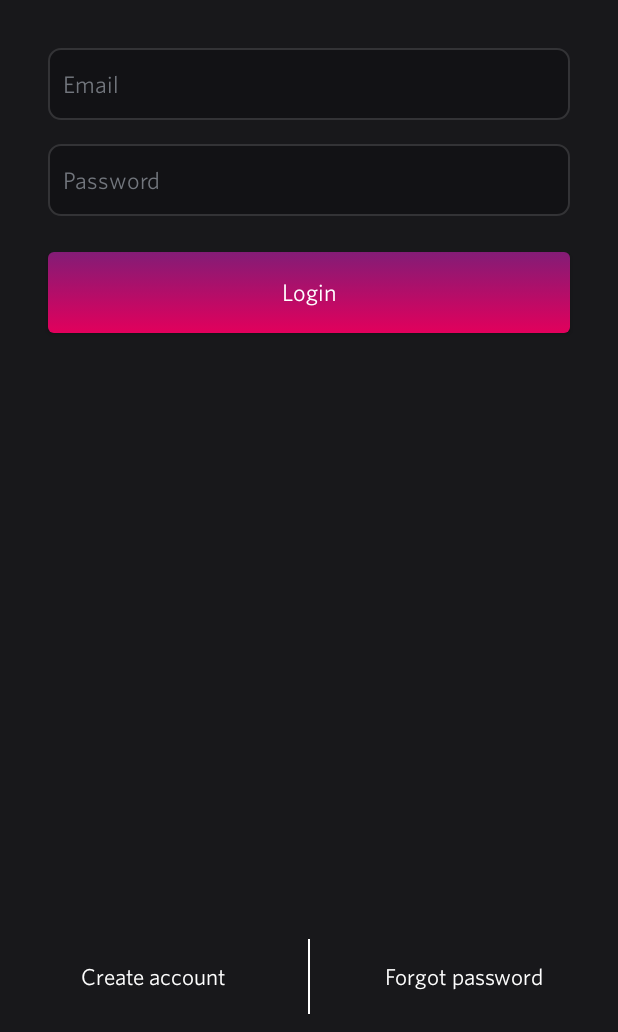
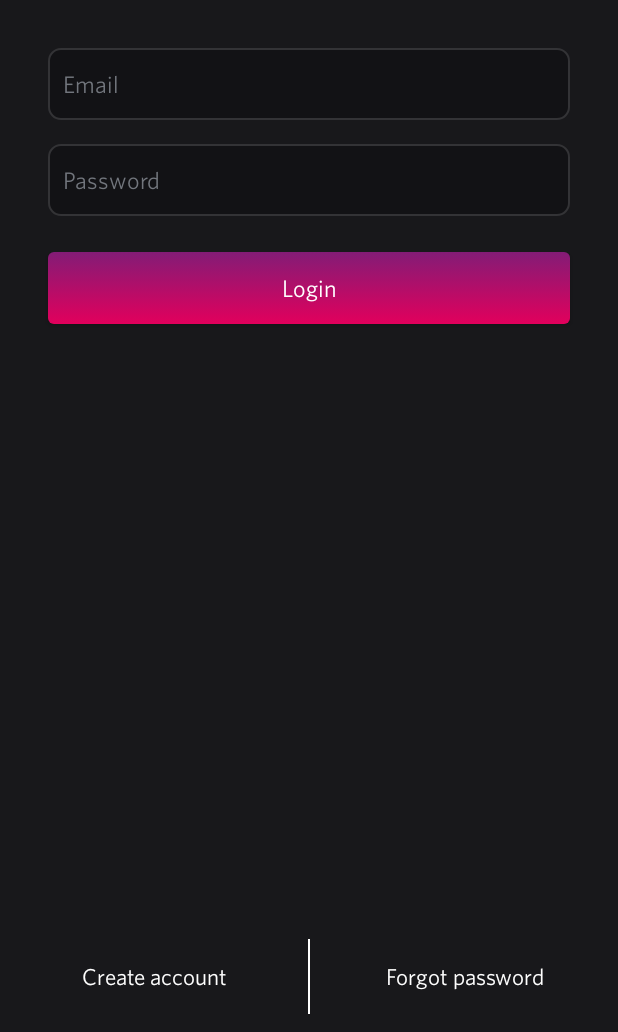
Before and after one commit to Skelly-Co/hito-android-app, an Android app: the screen it shows after launch (MainActivity), on a phone screen of 412 x 824 dp, the part 204-1236 px from its top. Run offline under Robolectric (Android 15) with nearby library versions, the phone set to English and light mode, and no system bars.

Commit message:
Update create account & forgot password buttons

```diff
--- a/app/src/main/res/layout/activity_main.xml
+++ b/app/src/main/res/layout/activity_main.xml
@@ -72,7 +72,7 @@
         <Button
             android:id="@+id/btnLogin"
             android:layout_width="match_parent"
-            android:layout_height="54dp"
+            android:layout_height="48dp"
             android:layout_marginEnd="32dp"
             android:layout_marginStart="32dp"
             android:layout_marginTop="24dp"
@@ -88,11 +88,17 @@
 
         </Button>
 
-        <TextView
+        <Button
             android:id="@+id/tvCreateAccount"
-            android:layout_width="wrap_content"
-            android:layout_height="wrap_content"
+            android:layout_width="0dp"
+            app:layout_constraintWidth_default="percent"
+            app:layout_constraintWidth_percent="0.49"
+            android:layout_height="54dp"
+            style="?android:attr/borderlessButtonStyle"
+            android:foreground="?android:attr/selectableItemBackground"
+            android:background="?attr/colorBackground"
             android:text="@string/create_account"
+            android:textAllCaps="false"
             android:textSize="15sp"
             android:textColor="?attr/colorText"
             app:layout_constraintBottom_toBottomOf="@+id/vwAdditionalActionsDivider"
@@ -100,7 +106,7 @@
             app:layout_constraintStart_toStartOf="parent"
             app:layout_constraintTop_toTopOf="@+id/vwAdditionalActionsDivider">
 
-        </TextView>
+        </Button>
 
         <View
             android:id="@+id/vwAdditionalActionsDivider"
@@ -115,11 +121,17 @@
             app:layout_constraintTop_toBottomOf="@+id/btnLogin"
             app:layout_constraintVertical_bias="0.99"/>
 
-        <TextView
+        <Button
             android:id="@+id/tvForgotPassword"
-            android:layout_width="wrap_content"
-            android:layout_height="wrap_content"
+            android:layout_width="0dp"
+            app:layout_constraintWidth_default="percent"
+            app:layout_constraintWidth_percent="0.49"
+            android:layout_height="54dp"
+            style="?android:attr/borderlessButtonStyle"
+            android:foreground="?android:attr/selectableItemBackground"
+            android:background="?attr/colorBackground"
             android:text="@string/forgot_password"
+            android:textAllCaps="false"
             android:textSize="15sp"
             android:textColor="?attr/colorText"
             app:layout_constraintBottom_toBottomOf="@+id/vwAdditionalActionsDivider"
@@ -127,7 +139,7 @@
             app:layout_constraintStart_toEndOf="@+id/vwAdditionalActionsDivider"
             app:layout_constraintTop_toTopOf="@+id/vwAdditionalActionsDivider">
 
-        </TextView>
+        </Button>
 
     </androidx.constraintlayout.widget.ConstraintLayout>
 
```
